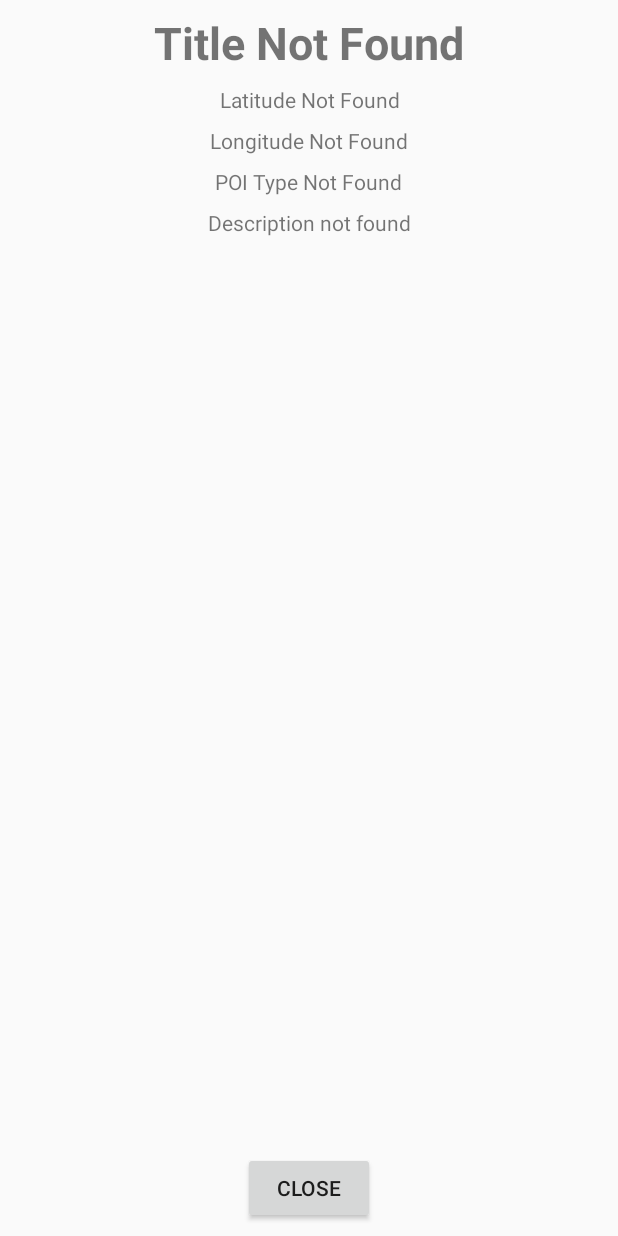
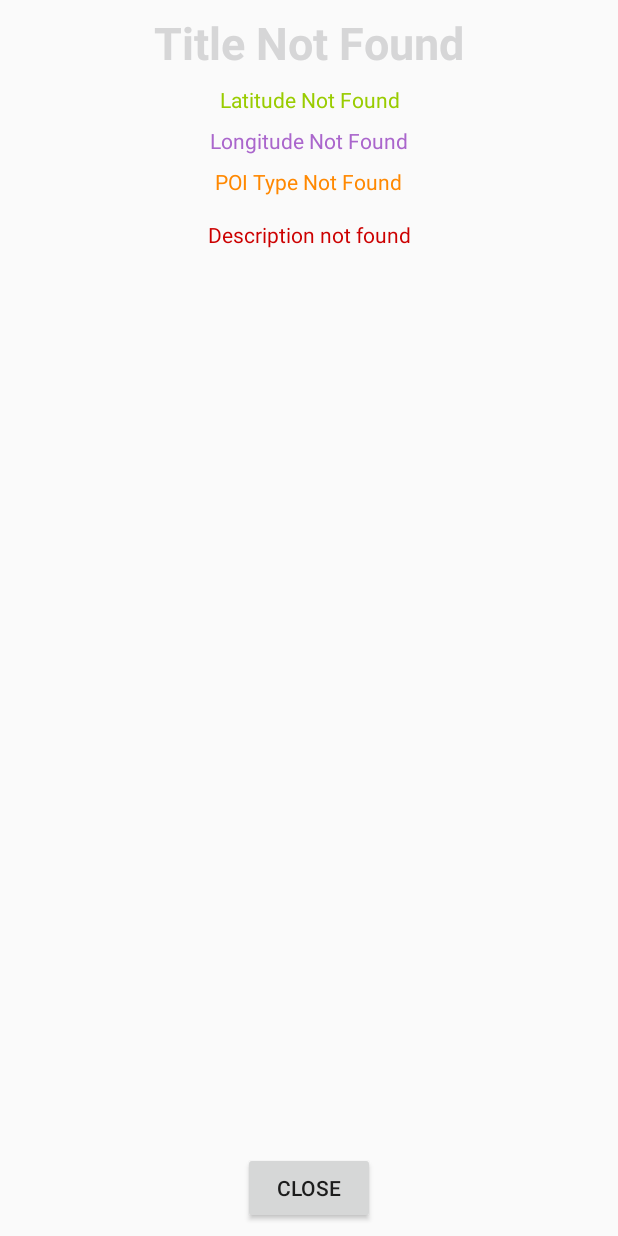
Before and after one commit to amanocha/Voyij-AR, an Android app: the layout activity_poi.xml on its own in the app's theme, with its tools: preview values and no code run, on a phone screen of 412 x 824 dp. Run offline under Robolectric (Android 15) with nearby library versions, the phone set to English and light mode, and no system bars.

Commit message:
More prettier i guess..

```diff
--- a/app/src/main/res/layout/activity_poi.xml
+++ b/app/src/main/res/layout/activity_poi.xml
@@ -14,6 +14,7 @@
         android:layout_marginRight="8dp"
         android:layout_marginTop="8dp"
         android:text="Title Not Found"
+        android:textColor="@color/wallet_link_text_light"
         android:textSize="30sp"
         android:textStyle="bold"
         app:layout_constraintLeft_toLeftOf="parent"
@@ -28,10 +29,11 @@
         android:layout_marginRight="8dp"
         android:layout_marginTop="8dp"
         android:text="Latitude Not Found"
+        android:textColor="@android:color/holo_green_light"
+        app:layout_constraintHorizontal_bias="0.502"
         app:layout_constraintLeft_toLeftOf="parent"
         app:layout_constraintRight_toRightOf="parent"
-        app:layout_constraintTop_toBottomOf="@+id/textViewTitle"
-        app:layout_constraintHorizontal_bias="0.502" />
+        app:layout_constraintTop_toBottomOf="@+id/textViewTitle" />
 
     <TextView
         android:id="@+id/textViewLongitude"
@@ -41,6 +43,7 @@
         android:layout_marginRight="8dp"
         android:layout_marginTop="8dp"
         android:text="Longitude Not Found"
+        android:textColor="@android:color/holo_purple"
         app:layout_constraintLeft_toLeftOf="parent"
         app:layout_constraintRight_toRightOf="parent"
         app:layout_constraintTop_toBottomOf="@+id/textViewLatitude" />
@@ -51,10 +54,11 @@
         android:layout_height="wrap_content"
         android:layout_marginLeft="8dp"
         android:layout_marginRight="8dp"
+        android:layout_marginTop="8dp"
         android:text="POI Type Not Found"
+        android:textColor="@android:color/holo_orange_dark"
         app:layout_constraintLeft_toLeftOf="parent"
         app:layout_constraintRight_toRightOf="parent"
-        android:layout_marginTop="8dp"
         app:layout_constraintTop_toBottomOf="@+id/textViewLongitude" />
 
     <Button
@@ -77,8 +81,24 @@
         android:layout_marginLeft="8dp"
         android:layout_marginRight="8dp"
         android:layout_marginTop="8dp"
+        android:padding="8dp"
         android:text="Description not found"
+        android:textAlignment="center"
+        android:textColor="@android:color/holo_red_dark"
         app:layout_constraintLeft_toLeftOf="parent"
         app:layout_constraintRight_toRightOf="parent"
         app:layout_constraintTop_toBottomOf="@+id/textViewPOIType" />
+
+    <ImageView
+        android:id="@+id/imageViewPicture"
+        android:layout_width="wrap_content"
+        android:layout_height="wrap_content"
+
+        android:layout_marginRight="8dp"
+        app:layout_constraintRight_toRightOf="parent"
+        android:layout_marginLeft="8dp"
+        app:layout_constraintLeft_toLeftOf="parent"
+        android:layout_marginTop="8dp"
+        app:layout_constraintTop_toBottomOf="@+id/textViewDescription" />
+
 </android.support.constraint.ConstraintLayout>
```
Also changed, not shown: app/src/main/java/voyij/ar/POIActivity.java (+23 -0 lines).
